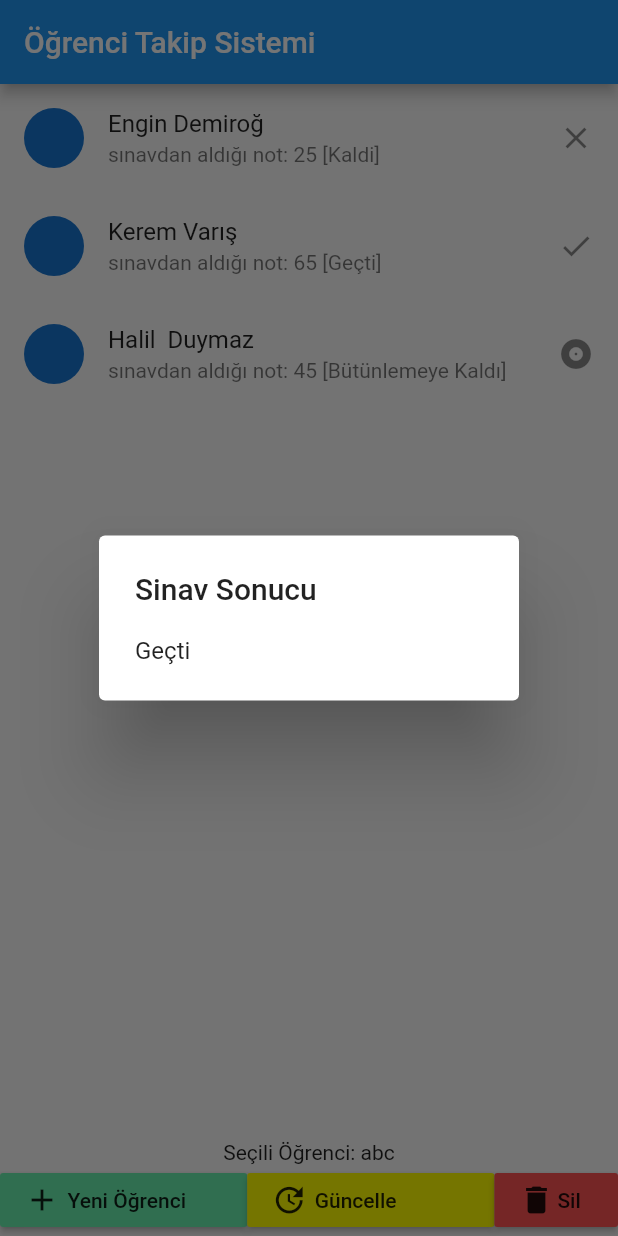
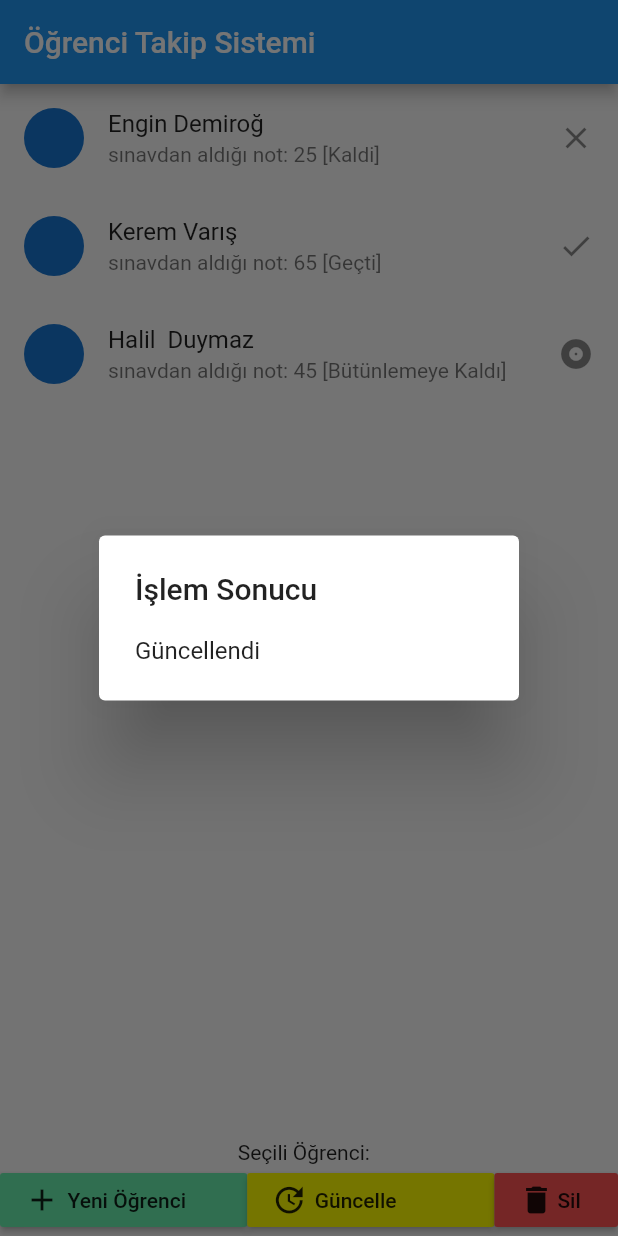
Before and after one commit to muhammedyildizbas/Ogrenci-Takip-Sistemi, a Flutter app: the screen it shows after launch, item 2 of the bottom bar chosen, on a phone screen of 412 x 824 dp. Run offline on Flutter 3.47's test engine with Material 2 defaults, Android fonts, the phone set to English and light mode, and no system bars; network calls fail.

Commit message:
Silme butonunun işlemleri

```diff
--- a/lib/main.dart
+++ b/lib/main.dart
@@ -13,15 +13,13 @@ class MyApp extends StatefulWidget {
 class _MyAppState extends State<MyApp> {
   String mesaj = "Öğrenci Takip Sistemi";
 
-  String seciliOgrenci = "abc";
+  Student selectedStudent=Student.withId(0, "", "", 0);
 
   List<Student> students = [
-    Student("Engin", "Demiroğ", 25),
-    Student("Kerem", "Varış", 65),
-    Student("Halil ", "Duymaz", 45)
+    Student.withId(1,"Engin", "Demiroğ", 25),
+    Student.withId(2,"Kerem", "Varış", 65),
+    Student.withId(3,"Halil ", "Duymaz", 45)
   ];
-
-  var ogrenciler = ["Engin Demirog ", "Kerem Varıs", "Berkay Bilgin"];
 
   @override
   Widget build(BuildContext context) {
@@ -51,15 +49,13 @@ class _MyAppState extends State<MyApp> {
                       trailing: buildStatusIcon(students[index].grade),
                       onTap: () {
                         setState(() {
-                          seciliOgrenci = students[index].firsName +
-                              " " +
-                              students[index].lastName;
+                         selectedStudent = students[index];
                         });
-                        print(seciliOgrenci);
+                        print(selectedStudent.firsName + " "+ selectedStudent.lastName);
                       },
                     );
                   })),
-          Text("Seçili Öğrenci: " + seciliOgrenci),
+          Text("Seçili Öğrenci: " + selectedStudent.firsName + " "+ selectedStudent.lastName),
           Row(
             children: <Widget>[
               Flexible(
@@ -77,7 +73,8 @@ class _MyAppState extends State<MyApp> {
                     ],
                   ),
                   onPressed: () {
-                    var mesaj = sinavHesapla(55);
+
+                    var mesaj = "Eklendi";
                     mesajGoster(context, mesaj);
                   },
                 ),
@@ -97,7 +94,7 @@ class _MyAppState extends State<MyApp> {
                     ],
                   ),
                   onPressed: () {
-                    var mesaj = sinavHesapla(55);
+                    var mesaj = "Güncellendi";
                     mesajGoster(context, mesaj);
                   },
                 ),
@@ -117,7 +114,11 @@ class _MyAppState extends State<MyApp> {
                     ],
                   ),
                   onPressed: () {
-                    var mesaj = sinavHesapla(55);
+                    setState(() {
+                      students.remove(selectedStudent);
+                    });
+
+                    var mesaj = "Silindi: "+ selectedStudent.firsName+" "+ selectedStudent.lastName;
                     mesajGoster(context, mesaj);
                   },
                 ),
@@ -129,21 +130,10 @@ class _MyAppState extends State<MyApp> {
     );
   }
 
-  String sinavHesapla(int puan) {
-    String mesaj = "";
-    if (puan >= 50) {
-      mesaj = "Geçti";
-    } else if (puan >= 40) {
-      mesaj = "Bütünlemeye Kaldı !";
-    } else {
-      mesaj = "Kaldi";
-    }
-    return mesaj;
-  }
 
   void mesajGoster(BuildContext context, String mesaj) {
     var alert = AlertDialog(
-      title: Text("Sinav Sonucu"),
+      title: Text("İşlem Sonucu"),
       content: Text(mesaj),
     );
 
--- a/lib/models/student.dart
+++ b/lib/models/student.dart
@@ -1,16 +1,25 @@
 class Student {
-
+  int id;
   String firsName ;
   String lastName;
   int grade;
   String _status;
 
-  Student (String firstName , String lastName , int grade ){
+  Student.withId(int id,String firstName , String lastName , int grade ){
+    this.id =id;
     this.firsName = firstName;
     this.lastName = lastName;
     this.grade = grade;
 
-  }
+  }  //güncelleme yapılırken kullanılacak id li sistem
+
+  Student (int id,String firstName , String lastName , int grade ){
+    this.id =id;
+    this.firsName = firstName;
+    this.lastName = lastName;
+    this.grade = grade;
+
+  } // ekleme yapılırken kullanılacak sistem
   String get getFirstName{
     return "OGR - "+ this.firsName;
 
```
